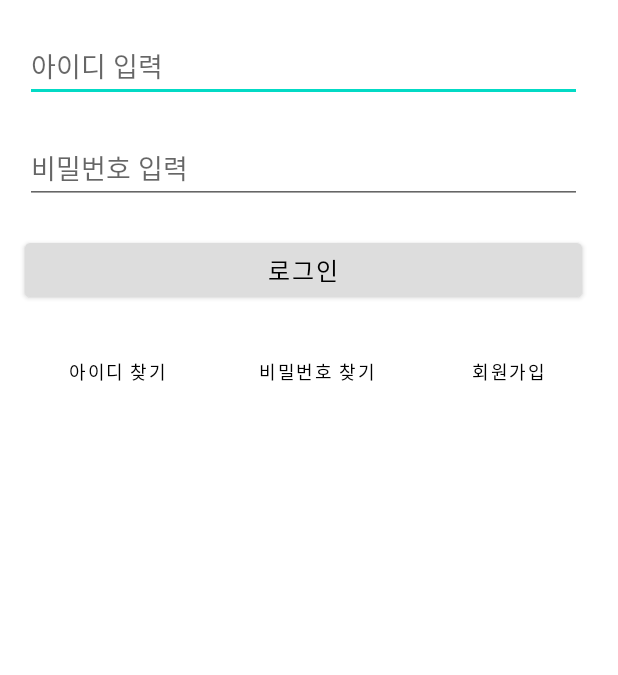
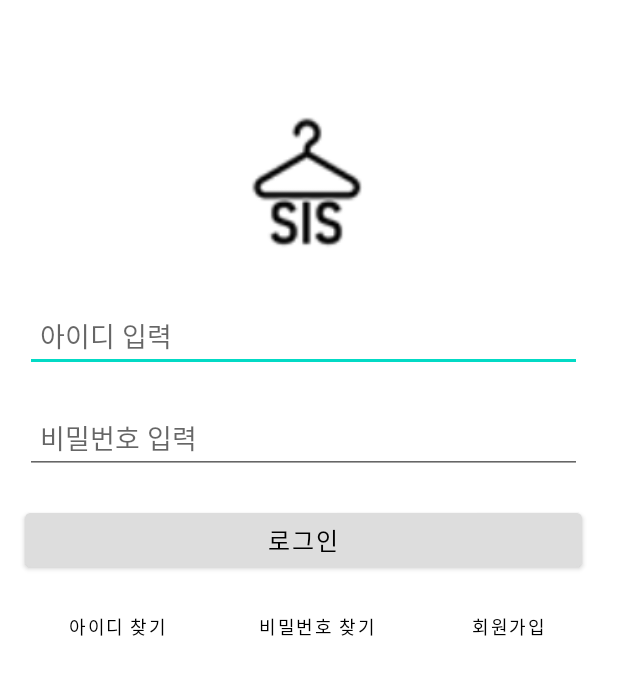
Before and after one commit to 2021-SMHRD-KDT-New-AI-1/thinkBig, an Android app: the layout activity_login.xml on its own in the app's theme, with its tools: preview values and no code run, on a phone screen of 412 x 824 dp. Shown: the top 675 px of the screen. Run offline under Robolectric (Android 15) with nearby library versions, the phone set to English and light mode, and no system bars.

Commit message:
지윤이 commit

```diff
--- a/app/src/main/res/layout/activity_login.xml
+++ b/app/src/main/res/layout/activity_login.xml
@@ -17,27 +17,18 @@
         android:id="@+id/et_id"
         android:layout_width="0dp"
         android:layout_height="wrap_content"
-        android:layout_marginTop="20dp"
+        android:layout_marginTop="200dp"
         android:ems="10"
         android:hint="아이디 입력"
         android:inputType="textPersonName"
+        android:minHeight="48dp"
+        android:padding="10dp"
         app:layout_constraintEnd_toStartOf="@+id/guideline2"
         app:layout_constraintHorizontal_bias="0.0"
         app:layout_constraintStart_toStartOf="@+id/guideline3"
-        app:layout_constraintTop_toTopOf="parent" />
+        app:layout_constraintTop_toTopOf="parent">
 
-    <EditText
-        android:id="@+id/et_pw"
-        android:layout_width="0dp"
-        android:layout_height="wrap_content"
-        android:layout_marginTop="20dp"
-        android:ems="10"
-        android:hint="비밀번호 입력"
-        android:inputType="textPersonName"
-        app:layout_constraintEnd_toStartOf="@+id/guideline2"
-        app:layout_constraintHorizontal_bias="0.422"
-        app:layout_constraintStart_toStartOf="@+id/guideline3"
-        app:layout_constraintTop_toBottomOf="@+id/et_id" />
+    </EditText>
 
     <Button
         android:id="@+id/btn_login"
@@ -49,6 +40,7 @@
         android:textColor="#000000"
         android:textSize="16sp"
         app:layout_constraintEnd_toStartOf="@+id/guideline2"
+        app:layout_constraintHorizontal_bias="0.0"
         app:layout_constraintStart_toStartOf="@+id/guideline3"
         app:layout_constraintTop_toBottomOf="@+id/et_pw" />
 
@@ -56,7 +48,7 @@
         android:id="@+id/btn_findid"
         android:layout_width="wrap_content"
         android:layout_height="wrap_content"
-        android:layout_marginTop="20dp"
+        android:layout_marginTop="10dp"
         android:background="#00ff0000"
         android:gravity="center"
         android:text="아이디 찾기"
@@ -80,7 +72,8 @@
         app:layout_constraintEnd_toStartOf="@+id/btn_join"
         app:layout_constraintHorizontal_bias="0.5"
         app:layout_constraintStart_toEndOf="@+id/btn_findid"
-        app:layout_constraintTop_toTopOf="@+id/btn_findid" />
+        app:layout_constraintTop_toTopOf="@+id/btn_findid"
+        app:layout_constraintVertical_bias="1.0" />
 
     <Button
         android:id="@+id/btn_join"
@@ -95,7 +88,23 @@
         app:layout_constraintEnd_toEndOf="parent"
         app:layout_constraintHorizontal_bias="0.5"
         app:layout_constraintStart_toEndOf="@+id/btn_findpw"
-        app:layout_constraintTop_toTopOf="@+id/btn_findpw" />
+        app:layout_constraintTop_toTopOf="@+id/btn_findpw"
+        app:layout_constraintVertical_bias="1.0" />
+
+    <EditText
+        android:id="@+id/et_pw"
+        android:layout_width="0dp"
+        android:layout_height="wrap_content"
+        android:layout_marginTop="20dp"
+        android:ems="10"
+        android:hint="비밀번호 입력"
+        android:inputType="textPersonName"
+        android:minHeight="48dp"
+        android:padding="10dp"
+        app:layout_constraintEnd_toStartOf="@+id/guideline2"
+        app:layout_constraintHorizontal_bias="0.0"
+        app:layout_constraintStart_toStartOf="@+id/guideline3"
+        app:layout_constraintTop_toBottomOf="@+id/et_id" />
 
     <androidx.constraintlayout.widget.Guideline
         android:id="@+id/guideline3"
@@ -104,4 +113,15 @@
         android:orientation="vertical"
         app:layout_constraintGuide_percent="0.04" />
 
+    <ImageView
+        android:id="@+id/imageView4"
+        android:layout_width="120dp"
+        android:layout_height="120dp"
+        android:layout_marginTop="50dp"
+        app:layout_constraintBottom_toTopOf="@+id/et_id"
+        app:layout_constraintEnd_toStartOf="@+id/guideline2"
+        app:layout_constraintStart_toStartOf="@+id/guideline3"
+        app:layout_constraintTop_toTopOf="parent"
+        app:srcCompat="@drawable/appicon" />
+
 </androidx.constraintlayout.widget.ConstraintLayout>
```
Also changed, not shown: app/src/main/res/drawable/appicon.png (added).
